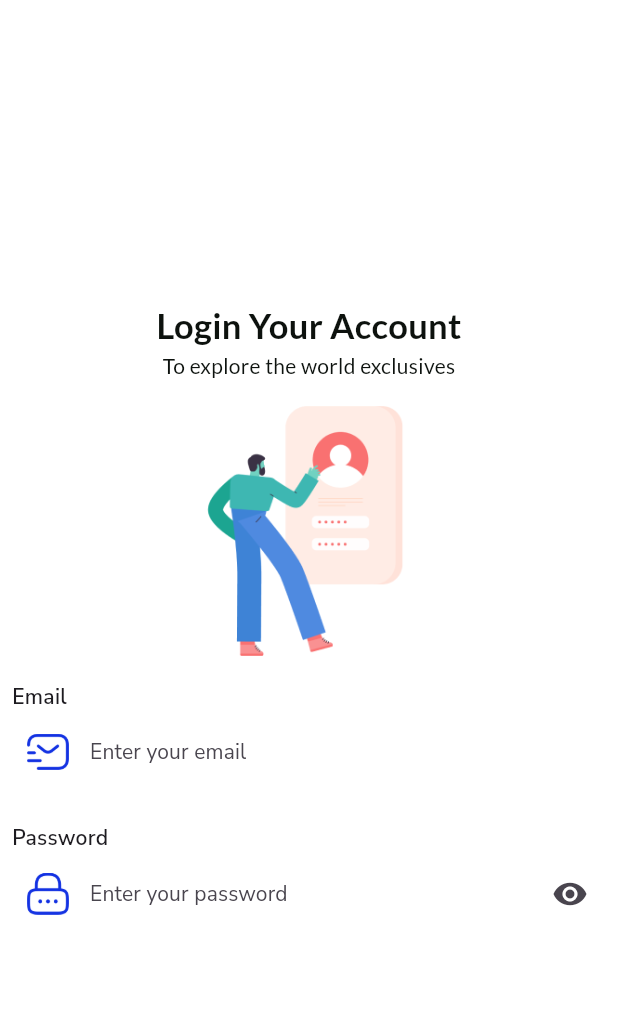
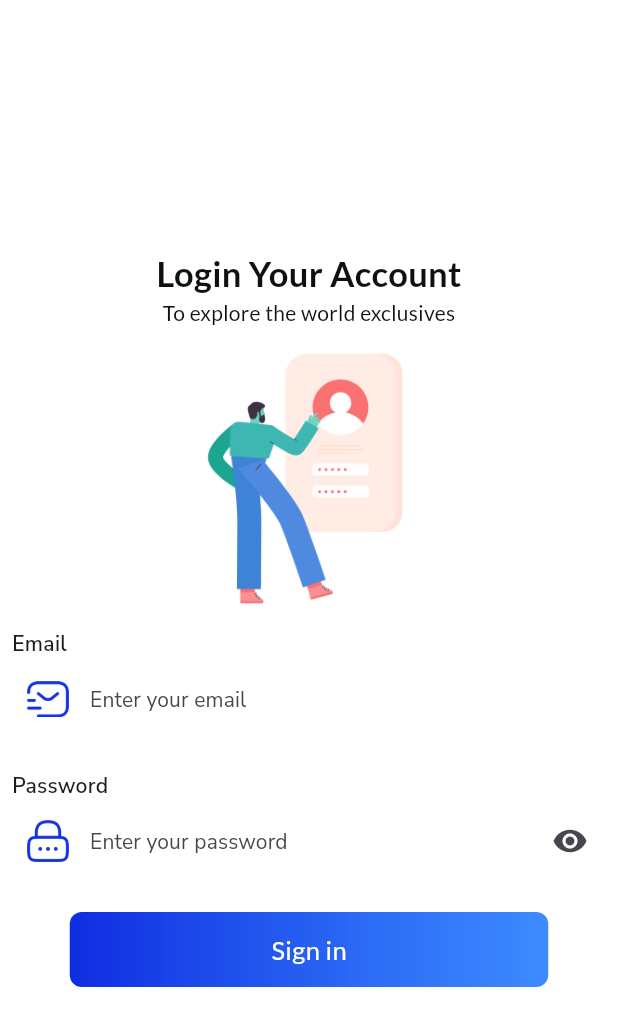
Before and after one commit to justicenyaga/mac-store-app, a Flutter app: the screen it shows after launch, on a phone screen of 412 x 824 dp. Shown: the top 1026 px of the screen. Run offline on Flutter 3.47's test engine with Material 3 defaults, Android fonts, the phone set to English and light mode, and no system bars; our stand-ins replace google_fonts.

Commit message:
add sign in button

```diff
--- a/lib/views/screens/authentication_screens/login_screen.dart
+++ b/lib/views/screens/authentication_screens/login_screen.dart
@@ -112,6 +112,30 @@
                   suffixIcon: const Icon(Icons.visibility),
                 ),
               ),
+              const SizedBox(height: 20),
+              Container(
+                width: 319,
+                height: 50,
+                decoration: BoxDecoration(
+                  borderRadius: BorderRadius.circular(8),
+                  gradient: const LinearGradient(
+                    colors: [
+                      Color(0xFF102DE1),
+                      Color(0xCC0D6EFF),
+                    ],
+                  ),
+                ),
+                child: Center(
+                  child: Text(
+                    "Sign in",
+                    style: GoogleFonts.getFont(
+                      "Lato",
+                      fontSize: 17,
+                      color: Colors.white,
+                    ),
+                  ),
+                ),
+              ),
             ],
           ),
         ),
```
